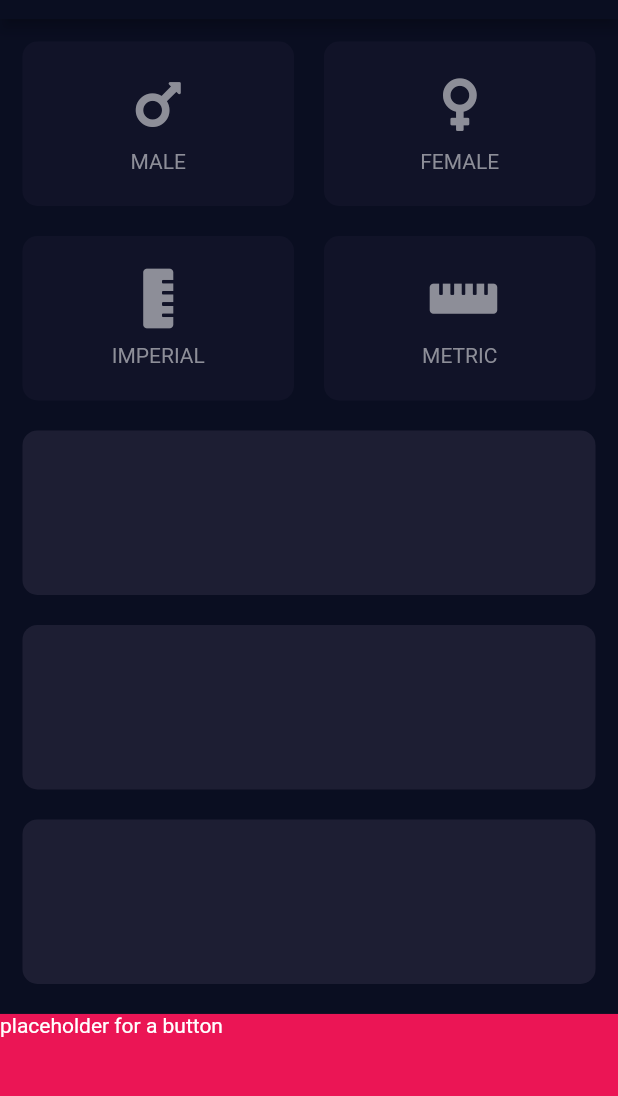
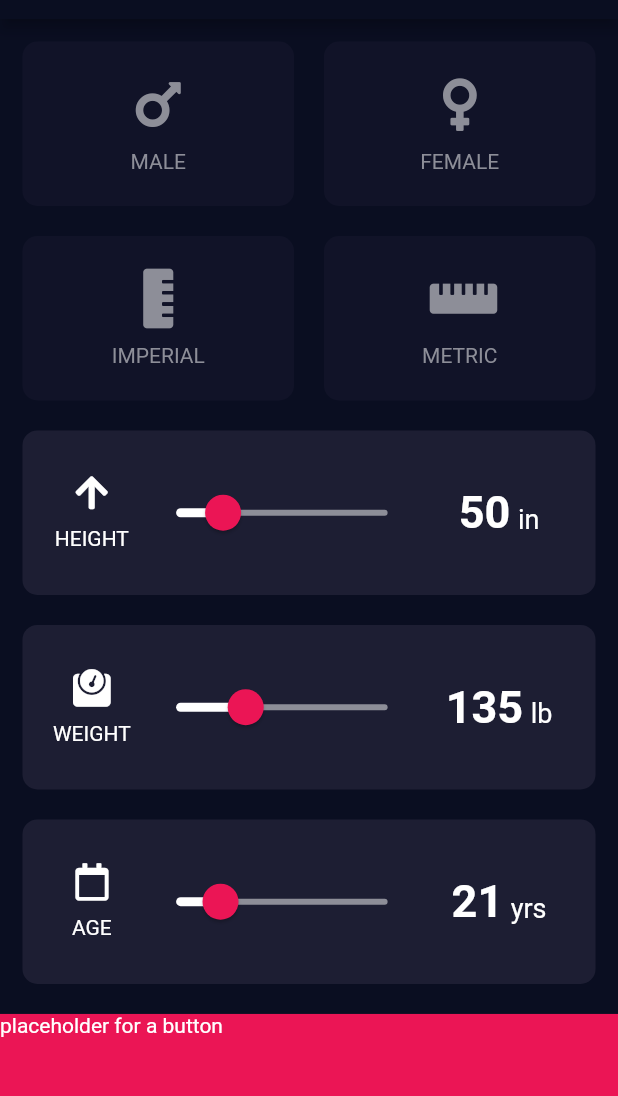
Before and after one commit to github-armin/flutter-bmi-calculator, a Flutter app: the screen it shows after launch, on a phone screen of 412 x 824 dp, the part 65-1161 px from its top. Run offline on Flutter 3.47's test engine with Material 2 defaults, Android fonts, the phone set to English and light mode, and no system bars; our stand-ins replace font_awesome_flutter.

Commit message:
working copy of input screen

```diff
--- a/lib/constants.dart
+++ b/lib/constants.dart
@@ -20,3 +20,25 @@ const double kCardButtonSpacerHeight = 10.0;
 
 enum Gender{ male, female }
 enum MeasurementSystem{ imperial, metric }
+
+const TextStyle kSliderContentValueTextStyle = TextStyle(
+  color: Colors.white,
+  fontSize: 30.0,
+  fontWeight: FontWeight.bold,
+);
+const TextStyle kSliderContentMeasurementTextStyle = TextStyle(
+  color: Colors.white,
+  fontSize: 18.0,
+);
+
+const double kSliderIconSize = 25.0;
+
+const double kHeight = 50.0;
+const double kHeightMin = 0.0;
+const double kHeightMax = 225.0;
+
+const double kWeight = 135.0;
+const double kWeightMin = 5.0;
+const double kWeightMax = 400.0;
+
+const double kDefaultAge = 21.0;
--- a/lib/screens/input_screen.dart
+++ b/lib/screens/input_screen.dart
@@ -13,7 +13,9 @@ class InputScreen extends StatefulWidget {
 class _InputScreenState extends State<InputScreen> {
   Gender gender;
   MeasurementSystem measurementSystem;
-  double _sliderValue = 10.0;
+  double _height = kHeight;
+  double _weight = kWeight;
+  double _age = kDefaultAge;
 
   @override
   Widget build(BuildContext context) {
@@ -32,7 +34,6 @@ class _InputScreenState extends State<InputScreen> {
                 crossAxisAlignment: CrossAxisAlignment.stretch,
                 children: [
                   Expanded(
-                    flex: 1,
                     child: Row( // Gender Buttons
                       mainAxisAlignment: MainAxisAlignment.center,
                       children: <Widget>[
@@ -95,18 +96,48 @@ class _InputScreenState extends State<InputScreen> {
                     ),
                   ),
                   Expanded(
-                    child: CardWrapper(
-                      bgColor: kCardWrapperBgColor,
+                    child: SliderContent(
+                      min: kHeightMin,
+                      max: kHeightMax,
+                      value: _height,
+                      label: 'HEIGHT',
+                      icon: FontAwesomeIcons.arrowUp,
+                      measurement: measurementSystem == MeasurementSystem.metric ? 'cm' : 'in',
+                      onChanged: (double newValue) {
+                        setState(() {
+                          _height = newValue;
+                        });
+                      },
                     ),
                   ),
                   Expanded(
-                    child: CardWrapper(
-                      bgColor: kCardWrapperBgColor,
+                    child: SliderContent(
+                      min: kWeightMin,
+                      max: kWeightMax,
+                      value: _weight,
+                      label: 'WEIGHT',
+                      icon: FontAwesomeIcons.weight,
+                      measurement: measurementSystem == MeasurementSystem.metric ? 'kg' : 'lb',
+                      onChanged: (double newValue) {
+                        setState(() {
+                          _weight = newValue;
+                        });
+                      },
                     ),
                   ),
                   Expanded(
-                    child: CardWrapper(
-                      bgColor: kCardWrapperBgColor,
+                    child: SliderContent(
+                      min: 0.0,
+                      max: 100.0,
+                      value: _age,
+                      label: 'AGE',
+                      icon: FontAwesomeIcons.calendar,
+                      measurement: 'yrs',
+                      onChanged: (double newValue) {
+                        setState(() {
+                          _age = newValue;
+                        });
+                      },
                     ),
                   ),
                 ],
--- a/lib/widgets/slider_content.dart
+++ b/lib/widgets/slider_content.dart
@@ -1,14 +1,94 @@
 import 'package:flutter/material.dart';
+import 'package:bmi_calc/widgets/card_wrapper.dart';
 import 'package:bmi_calc/constants.dart';
 
-class SliderContent extends StatefulWidget {
-  @override
-  _SliderContentState createState() => _SliderContentState();
-}
+class SliderContent extends StatelessWidget {
+  final IconData icon;
+  final String label;
+  final double min;
+  final double max;
+  final Function onChanged;
+  final String measurement;
+  final double value;
 
-class _SliderContentState extends State<SliderContent> {
+  SliderContent({
+    this.icon,
+    this.label,
+    this.min,
+    this.max,
+    this.value,
+    this.measurement,
+    this.onChanged,
+  });
   @override
   Widget build(BuildContext context) {
-    return Container();
+    return CardWrapper(
+      bgColor: kCardWrapperBgColor,
+      child: Row(
+        children: <Widget>[
+          Expanded(
+            flex: 2,
+            child: Column(
+            mainAxisAlignment: MainAxisAlignment.center,
+              crossAxisAlignment: CrossAxisAlignment.center,
+              children: <Widget>[
+                Icon(
+                  icon,
+                  size: kSliderIconSize,
+                  color: kCardButtonIconColorActive,
+                ),
+                SizedBox(
+                  height: kCardButtonSpacerHeight,
+                ),
+                Text(
+                  label,
+                  style: TextStyle(
+                    color: kCardButtonLabelColorActive,
+                  ),
+                )
+              ],
+            ),
+          ),
+          Expanded(
+            flex: 5,
+            child: SliderTheme(
+              data: SliderTheme.of(context).copyWith(
+                activeTrackColor: Colors.white,
+                thumbColor: Color(0xFFEB1555),
+                thumbShape: RoundSliderThumbShape(enabledThumbRadius: 12.0),
+                overlayShape: RoundSliderOverlayShape(overlayRadius: 20.0),
+                overlayColor: Color(0x29EB1555),
+              ),
+              child: Slider(
+                value: value,
+                min: min,
+                max: max,
+                inactiveColor: Color(0xFF8D8E98),
+                onChanged: onChanged,
+              ),
+            ),
+          ),
+          Expanded(
+            flex: 3,
+            child: Row(
+              mainAxisAlignment: MainAxisAlignment.center,
+              crossAxisAlignment: CrossAxisAlignment.baseline,
+              textBaseline: TextBaseline.alphabetic,
+              children: <Widget>[
+                Text(
+                  value.toInt().toString(),
+                  style: kSliderContentValueTextStyle,
+                ),
+                SizedBox(width: 5.0),
+                Text(
+                  measurement,
+                  style: kSliderContentMeasurementTextStyle,
+                ),
+              ],
+            )
+          )
+        ],
+      ),
+    );
   }
 }
```
